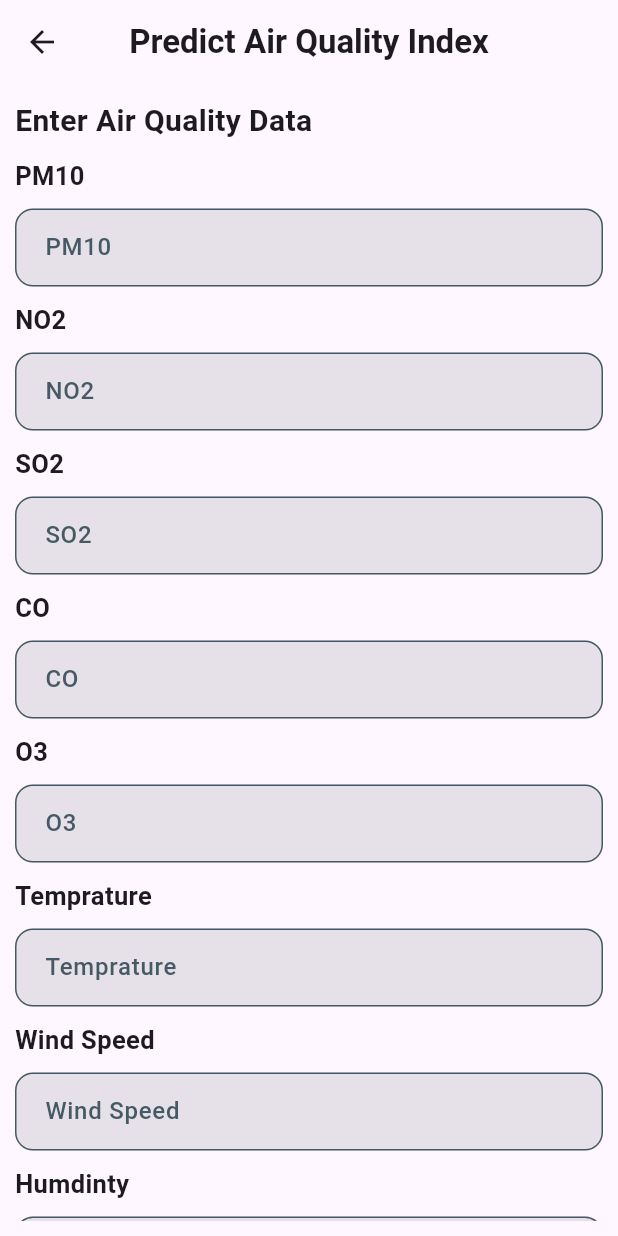
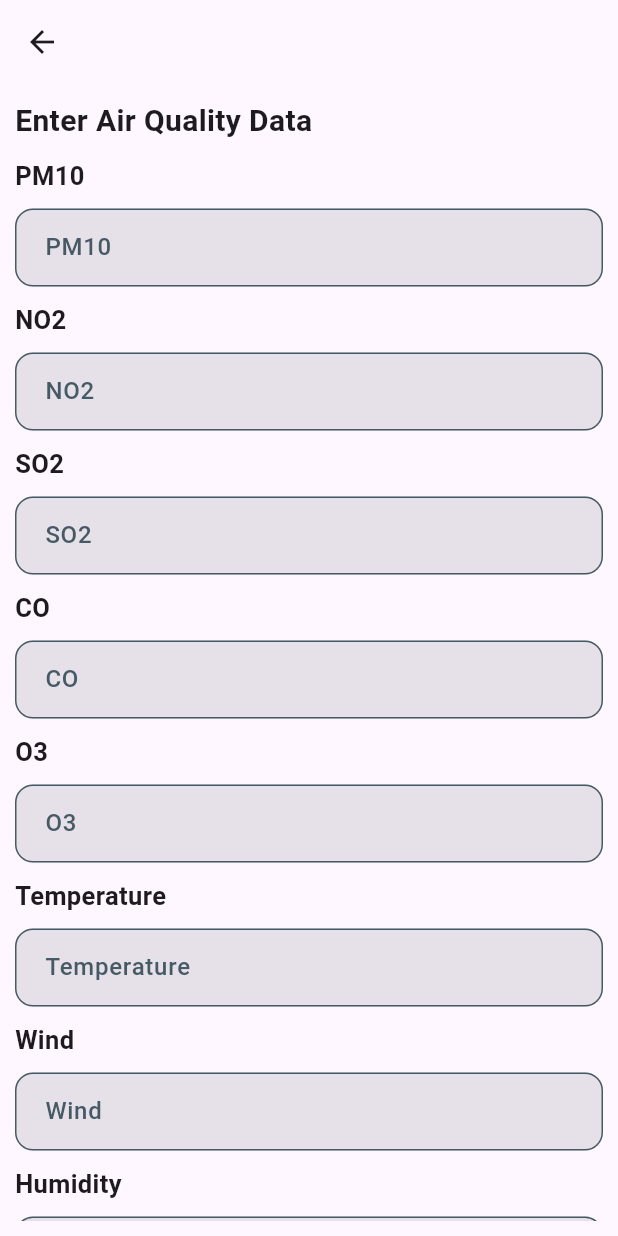
Before and after one commit to amrelmaadawy/pollution_predict, a Flutter app: the screen it shows after launch, after a tap on the "add" icon, on a phone screen of 412 x 824 dp. Run offline on Flutter 3.47's test engine with Material 3 defaults, Android fonts, the phone set to English and light mode, and no system bars; our stand-ins replace bloc, dio, flutter_bloc, flutter_map, google_nav_bar, hive and 3 more; accounts and stored records are empty.

Commit message:
fix the arabic language

```diff
--- a/lib/features/history/ui/history_view.dart
+++ b/lib/features/history/ui/history_view.dart
@@ -2,6 +2,7 @@ import 'package:flutter/material.dart';
 import 'package:hive_flutter/hive_flutter.dart';
 import 'package:pollution/core/model/prediction_model.dart';
 import 'package:pollution/features/history/ui/widgets/preditction_item.dart';
+import 'package:pollution/generated/l10n.dart';
 
 class HistoryView extends StatelessWidget {
   const HistoryView({super.key});
@@ -17,9 +18,9 @@ class HistoryView extends StatelessWidget {
         return Padding(
           padding: const EdgeInsets.all(10.0),
           child: predictions.isEmpty
-              ? const Center(
+              ?  Center(
                   child: Text(
-                    "No predictions saved yet.",
+                    S.of(context).Nopredictionssavedyet,
                     style: TextStyle(fontSize: 16, fontWeight: FontWeight.bold),
                   ),
                 )
--- a/lib/features/history/ui/widgets/prediction_detailes_view.dart
+++ b/lib/features/history/ui/widgets/prediction_detailes_view.dart
@@ -45,7 +45,7 @@ class PredictionDetailesView extends StatelessWidget {
                       ),
                     ),
                     Text(
-                      formatDateTime(date),
+                      formatDateTime(date,context),
                       style: TextStyle(
                         fontSize: 14,
                         fontWeight: FontWeight.bold,
--- a/lib/features/history/ui/widgets/preditction_item.dart
+++ b/lib/features/history/ui/widgets/preditction_item.dart
@@ -30,7 +30,7 @@ class PredictionItem extends StatelessWidget {
               child: Column(
                 crossAxisAlignment: CrossAxisAlignment.start,
                 children: [
-                  Text(formatDateTime(date), style: TextStyle(fontSize: 18)),
+                  Text(formatDateTime(date,context), style: TextStyle(fontSize: 18)),
                   Row(
                     children: [
                       Text('Prediction:', style: TextStyle(fontSize: 18)),
--- a/lib/features/home/ui/custom_nav_bar.dart
+++ b/lib/features/home/ui/custom_nav_bar.dart
@@ -47,9 +47,9 @@ class CustomNavBar extends StatelessWidget {
           selectedIndex: selectedIndex,
           onTabChange: onTabChange,
           tabs: [
-            GButton(icon: Icons.home_outlined, text: 'Home'),
+            GButton(icon: Icons.home_outlined, text: S.of(context).Home),
             GButton(icon: Icons.map_outlined, text: S.of(context).Map),
-            GButton(icon: Icons.history, text: 'History'),
+            GButton(icon: Icons.history, text: S.of(context).History),
             GButton(icon: Icons.settings_outlined, text: S.of(context).Setting),
           ],
         ),
--- a/lib/features/home/ui/home.dart
+++ b/lib/features/home/ui/home.dart
@@ -3,6 +3,7 @@ import 'package:hive_flutter/hive_flutter.dart';
 import 'package:pollution/core/app_colors.dart';
 import 'package:pollution/core/model/prediction_model.dart';
 import 'package:pollution/core/prediction_status.dart';
+import 'package:pollution/generated/l10n.dart';
 
 class Home extends StatelessWidget {
   const Home({super.key});
@@ -18,9 +19,9 @@ class Home extends StatelessWidget {
         valueListenable: box.listenable(),
         builder: (context, Box<PredictionModel> box, _) {
           if (box.isEmpty) {
-            return const Center(
+            return  Center(
               child: Text(
-                "No predictions yet",
+                S.of(context).NoPredictionYet,
                 style: TextStyle(fontSize: 18, fontWeight: FontWeight.bold),
               ),
             );
@@ -55,8 +56,8 @@ class Home extends StatelessWidget {
                             size: 60,
                           ),
                           const SizedBox(width: 10),
-                          const Text(
-                            'Last Prediction',
+                           Text(
+                            S.of(context).LastPrediction,
                             style: TextStyle(
                               fontSize: 22,
                               fontWeight: FontWeight.bold,
@@ -72,7 +73,7 @@ class Home extends StatelessWidget {
                         ),
                       ),
                       Text(
-                        'Predicted AQI',
+                        S.of(context).PredictedAQI,
                         style: TextStyle(
                           color: isDark ? Colors.white : Colors.black54,
                           fontSize: 17,
@@ -110,7 +111,7 @@ class Home extends StatelessWidget {
                         crossAxisAlignment: CrossAxisAlignment.start,
                         children: [
                           Text(
-                            'Health Tips',
+                            S.of(context).HealthTips,
                             style: TextStyle(
                               fontSize: 20,
                               fontWeight: FontWeight.bold,
--- a/lib/features/predict/ui/predict_view.dart
+++ b/lib/features/predict/ui/predict_view.dart
@@ -3,6 +3,7 @@ import 'package:flutter_bloc/flutter_bloc.dart';
 import 'package:pollution/core/app_colors.dart';
 import 'package:pollution/features/predict/logic/cubit/predict_cubit.dart';
 import 'package:pollution/features/predict/ui/widgets/custom_text_form_field.dart';
+import 'package:pollution/generated/l10n.dart';
 
 class PredictView extends StatefulWidget {
   const PredictView({super.key});
@@ -31,7 +32,7 @@ class _PredictViewState extends State<PredictView> {
         surfaceTintColor: Colors.transparent,
         elevation: 0,
         title: Text(
-          'Predict Air Quality Index',
+          '',
           style: TextStyle(fontWeight: FontWeight.bold),
         ),
         centerTitle: true,
@@ -48,7 +49,7 @@ class _PredictViewState extends State<PredictView> {
                     crossAxisAlignment: CrossAxisAlignment.start,
                     children: [
                       Text(
-                        'Enter Air Quality Data',
+                        S.of(context).EnterAirQuailtyData,
                         style: TextStyle(
                           fontSize: 20,
                           fontWeight: FontWeight.bold,
@@ -61,7 +62,7 @@ class _PredictViewState extends State<PredictView> {
                         labelText: 'PM10',
                         validator: (p1) {
                           if (p1!.isEmpty) {
-                            return 'This Field is Required';
+                            return S.of(context).ThisFieldisRequired;
                           }
                           return null;
                         },
@@ -74,7 +75,7 @@ class _PredictViewState extends State<PredictView> {
                         labelText: 'NO2',
                         validator: (p1) {
                           if (p1!.isEmpty) {
-                            return 'This Field is Required';
+                            return S.of(context).ThisFieldisRequired;
                           }
                           return null;
                         },
@@ -87,7 +88,7 @@ class _PredictViewState extends State<PredictView> {
                         labelText: 'SO2',
                         validator: (p1) {
                           if (p1!.isEmpty) {
-                            return 'This Field is Required';
+                            return S.of(context).ThisFieldisRequired;
                           }
                           return null;
                         },
@@ -100,7 +101,7 @@ class _PredictViewState extends State<PredictView> {
                         labelText: 'CO',
                         validator: (p1) {
                           if (p1!.isEmpty) {
-                            return 'This Field is Required';
+                            return S.of(context).ThisFieldisRequired;
                           }
                           return null;
                         },
@@ -113,7 +114,7 @@ class _PredictViewState extends State<PredictView> {
                         labelText: 'O3',
                         validator: (p1) {
                           if (p1!.isEmpty) {
-                            return 'This Field is Required';
+                            return S.of(context).ThisFieldisRequired;
                           }
                           return null;
                         },
@@ -122,11 +123,11 @@ class _PredictViewState extends State<PredictView> {
                       SizedBox(height: 10),
                       CustomTextFormField(
                         controller: tempController,
-                        text: 'Temprature',
-                        labelText: 'Temprature',
+                        text:S.of(context).Temperature,
+                        labelText:S.of(context).Temperature,
                         validator: (p1) {
                           if (p1!.isEmpty) {
-                            return 'This Field is Required';
+                            return S.of(context).ThisFieldisRequired;
                           }
                           return null;
                         },
@@ -136,11 +137,11 @@ class _PredictViewState extends State<PredictView> {
 
                       CustomTextFormField(
                         controller: windController,
-                        text: 'Wind Speed',
-                        labelText: 'Wind Speed',
+                        text: S.of(context).Wind,
+                        labelText: S.of(context).Wind,
                         validator: (p1) {
                           if (p1!.isEmpty) {
-                            return 'This Field is Required';
+                            return S.of(context).ThisFieldisRequired;
                           }
                           return null;
                         },
@@ -149,11 +150,11 @@ class _PredictViewState extends State<PredictView> {
                       SizedBox(height: 10),
                       CustomTextFormField(
                         controller: humdintyController,
-                        text: 'Humdinty',
-                        labelText: 'Humidity',
+                        text: S.of(context).Humidity,
+                        labelText: S.of(context).Humidity,
                         validator: (p1) {
                           if (p1!.isEmpty) {
-                            return 'This Field is Required';
+                            return S.of(context).ThisFieldisRequired;
                           }
                           return null;
                         },
@@ -184,7 +185,7 @@ class _PredictViewState extends State<PredictView> {
                           Navigator.pop(context);
                         },
                         child: Text(
-                          'Predict',
+                          S.of(context).Predict,
                           style: TextStyle(
                             fontSize: 18,
                             fontWeight: FontWeight.bold,
```
Also changed, not shown: lib/core/prediction_status.dart (+7 -6 lines), lib/core/time_formatte.dart (+5 -2 lines), lib/l10n/intl_ar.arb (+35 -1 lines), lib/l10n/intl_en.arb (+37 -1 lines), lib/generated/intl/messages_ar.dart, lib/generated/intl/messages_en.dart, lib/generated/l10n.dart.
